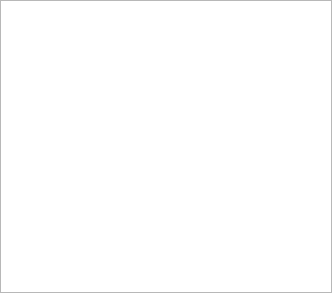
Qt form qt/ui/details_panel.ui (hsoft/musicguru) before a commit.
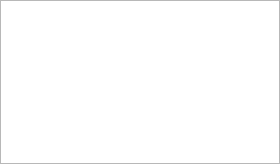
The same form after that commit.

Commit message: qt: minor UI adjustments

```diff
--- a/qt/ui/details_panel.ui
+++ b/qt/ui/details_panel.ui
@@ -6,8 +6,8 @@
    <rect>
     <x>0</x>
     <y>0</y>
-    <width>332</width>
-    <height>293</height>
+    <width>280</width>
+    <height>164</height>
    </rect>
   </property>
   <property name="windowTitle">
@@ -37,6 +37,9 @@
      <attribute name="verticalHeaderVisible">
       <bool>false</bool>
      </attribute>
+     <attribute name="verticalHeaderDefaultSectionSize">
+      <number>18</number>
+     </attribute>
      <column/>
      <column/>
     </widget>
```
The commit also changes 3 other files.
